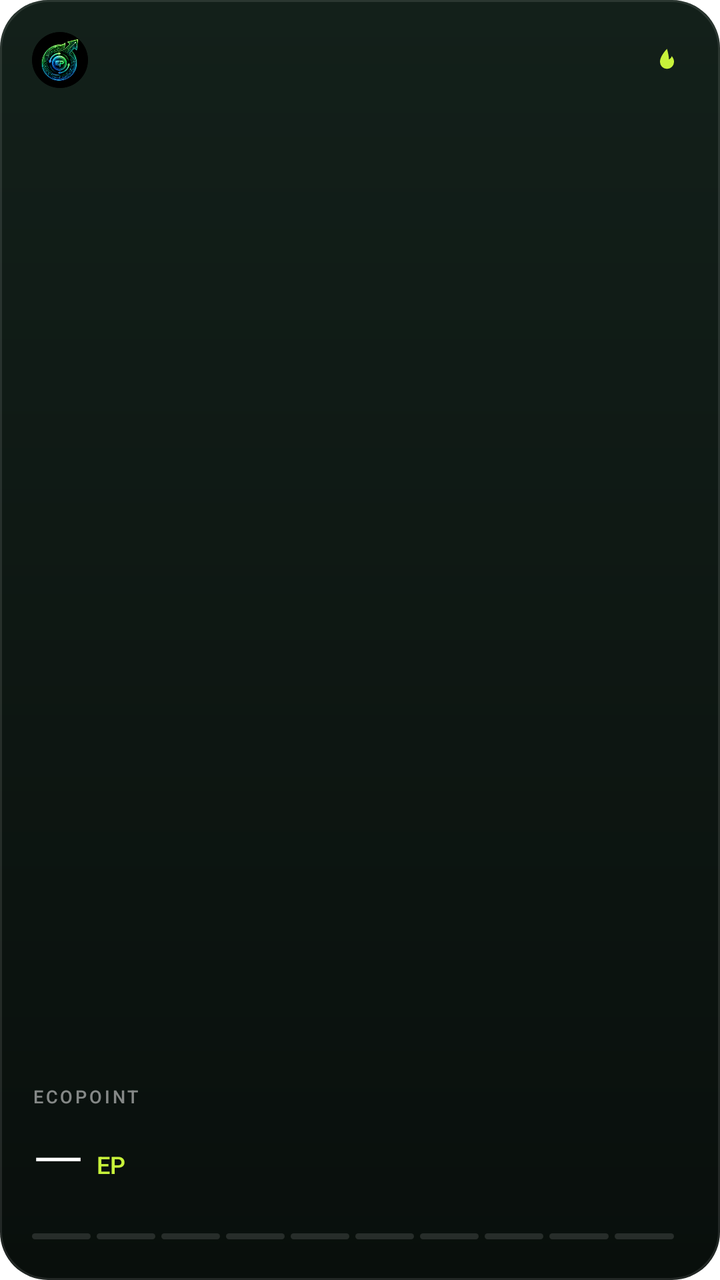
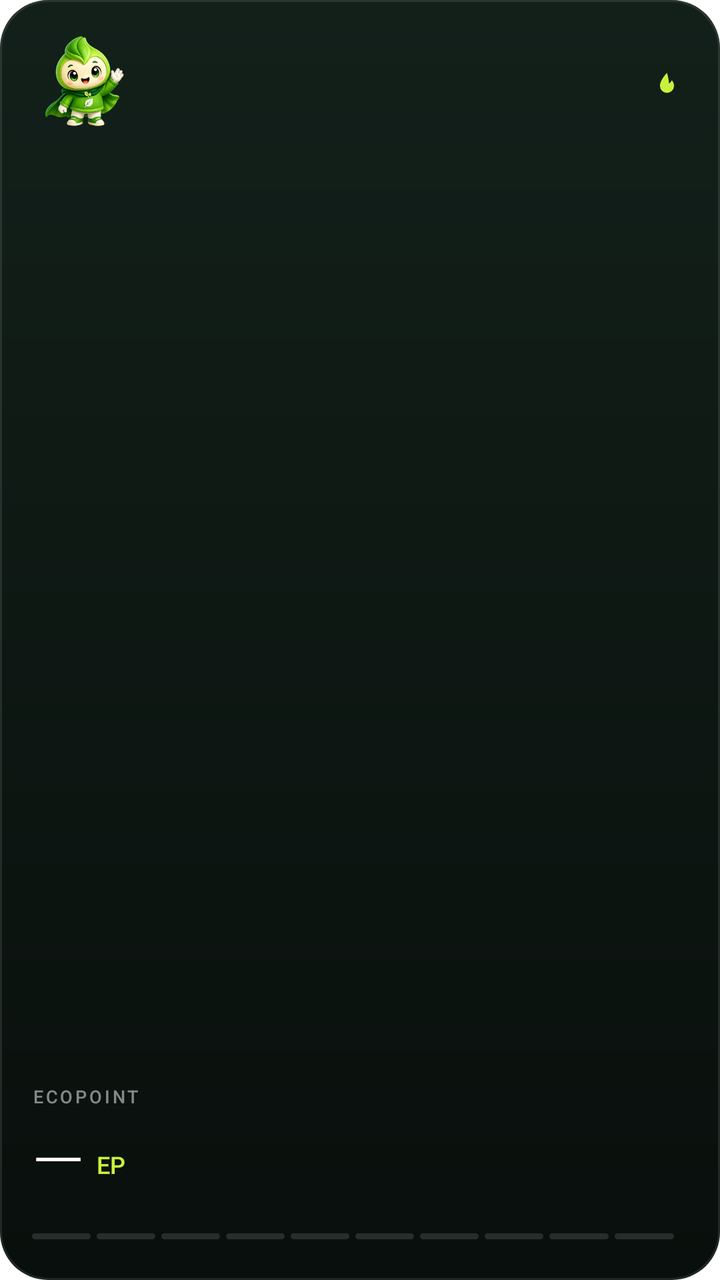

The first picture is an Android layout as it rendered before a commit; the second is the same layout after the commit. The layout source and the unified diff follow.
<!-- AndroidManifest.xml: fallback theme Theme.MaterialComponents.DayNight.NoActionBar -->
<!-- res/layout/ep_widget_s.xml -->
<?xml version="1.0" encoding="utf-8"?>
<FrameLayout xmlns:android="http://schemas.android.com/apk/res/android"
    android:id="@+id/ep_widget_root"
    android:layout_width="match_parent"
    android:layout_height="match_parent"
    android:background="@drawable/ep_widget_bg">

    <LinearLayout
        android:layout_width="match_parent"
        android:layout_height="match_parent"
        android:orientation="vertical"
        android:padding="16dp">

            <LinearLayout
                android:layout_width="match_parent"
                android:layout_height="wrap_content"
                android:gravity="center_vertical"
                android:orientation="horizontal">
                <ImageView
                android:layout_width="28dp"
                android:layout_height="28dp"
                android:contentDescription="EcoPoint"
                android:scaleType="fitCenter"
                android:src="@drawable/ep_widget_logo" />
                <TextView
                android:layout_width="0dp"
                android:layout_height="wrap_content"
                android:layout_weight="1"
                android:importantForAccessibility="no"
                android:text="" />
                <LinearLayout
                android:id="@+id/ep_widget_streak_chip"
                android:layout_width="wrap_content"
                android:layout_height="wrap_content"
                android:gravity="center_vertical"
                android:orientation="horizontal">

                <ImageView
                    android:layout_width="13dp"
                    android:layout_height="13dp"
                    android:importantForAccessibility="no"
                    android:id="@+id/ep_widget_flame"
                    android:src="@drawable/ep_widget_flame" />

                <TextView
                    android:id="@+id/ep_widget_streak"
                    android:layout_width="wrap_content"
                    android:layout_height="wrap_content"
                    android:layout_marginStart="4dp"
                    android:fontFamily="sans-serif-medium"
                    android:includeFontPadding="false"
                    android:text=""
                    android:textColor="#E6FFFFFF"
                    android:textSize="14sp" />
            </LinearLayout>
            </LinearLayout>

            <LinearLayout
                android:layout_width="match_parent"
                android:layout_height="0dp"
                android:layout_weight="1"
                android:gravity="bottom"
                android:orientation="vertical">
                <TextView
                android:id="@+id/ep_widget_label"
                android:layout_width="wrap_content"
                android:layout_height="wrap_content"
                
                android:layout_marginStart="0dp"
                android:layout_marginBottom="6dp"
                android:fontFamily="sans-serif-medium"
                android:ellipsize="end"
                android:letterSpacing="0.14"
                android:maxLines="1"
                android:text="EcoPoint"
                android:textAllCaps="true"
                android:textColor="#80FFFFFF"
                android:textSize="9sp" />
                <LinearLayout
                android:layout_width="wrap_content"
                android:layout_height="wrap_content"
                android:gravity="bottom"
                android:orientation="horizontal">

                <TextView
                    android:id="@+id/ep_widget_balance"
                    android:layout_width="wrap_content"
                    android:layout_height="wrap_content"
                    android:fontFamily="sans-serif-light"
                    android:includeFontPadding="false"
                    android:maxLines="1"
                    android:text="—"
                    android:textColor="#FFFFFFFF"
                    android:textSize="34sp" />

                <TextView
                    android:id="@+id/ep_widget_unit"
                    android:layout_width="wrap_content"
                    android:layout_height="wrap_content"
                    android:layout_marginStart="6dp"
                    android:layout_marginBottom="5dp"
                    android:fontFamily="sans-serif-medium"
                    android:includeFontPadding="false"
                    android:text="EP"
                    android:textColor="#FFC8F23A"
                    android:textSize="12sp" />
            </LinearLayout>
                <LinearLayout
                android:id="@+id/ep_widget_bar_row"
                android:layout_width="match_parent"
                android:layout_height="wrap_content"
                android:layout_marginTop="12dp"
                android:gravity="center_vertical"
                android:orientation="horizontal">

                <LinearLayout
                    android:layout_width="0dp"
                    android:layout_height="wrap_content"
                    android:layout_weight="1"
                    android:orientation="horizontal">
                    <FrameLayout
                        android:layout_width="0dp"
                        android:layout_height="3dp"
                        android:layout_marginEnd="3dp"
                        android:layout_weight="1"
                        android:background="@drawable/ep_widget_seg_off">
                        <LinearLayout
                            android:id="@+id/ep_widget_seg_0"
                            android:layout_width="match_parent"
                            android:layout_height="match_parent"
                            android:background="@drawable/ep_widget_seg_on"
                            android:visibility="gone" />
                    </FrameLayout>
                    <FrameLayout
                        android:layout_width="0dp"
                        android:layout_height="3dp"
                        android:layout_marginEnd="3dp"
                        android:layout_weight="1"
                        android:background="@drawable/ep_widget_seg_off">
                        <LinearLayout
                            android:id="@+id/ep_widget_seg_1"
                            android:layout_width="match_parent"
                            android:layout_height="match_parent"
                            android:background="@drawable/ep_widget_seg_on"
                            android:visibility="gone" />
                    </FrameLayout>
                    <FrameLayout
                        android:layout_width="0dp"
                        android:layout_height="3dp"
                        android:layout_marginEnd="3dp"
                        android:layout_weight="1"
                        android:background="@drawable/ep_widget_seg_off">
                        <LinearLayout
                            android:id="@+id/ep_widget_seg_2"
                            android:layout_width="match_parent"
                            android:layout_height="match_parent"
                            android:background="@drawable/ep_widget_seg_on"
                            android:visibility="gone" />
                    </FrameLayout>
                    <FrameLayout
                        android:layout_width="0dp"
                        android:layout_height="3dp"
                        android:layout_marginEnd="3dp"
                        android:layout_weight="1"
                        android:background="@drawable/ep_widget_seg_off">
                        <LinearLayout
                            android:id="@+id/ep_widget_seg_3"
                            android:layout_width="match_parent"
                            android:layout_height="match_parent"
                            android:background="@drawable/ep_widget_seg_on"
                            android:visibility="gone" />
                    </FrameLayout>
                    <FrameLayout
                        android:layout_width="0dp"
                        android:layout_height="3dp"
                        android:layout_marginEnd="3dp"
                        android:layout_weight="1"
                        android:background="@drawable/ep_widget_seg_off">
                        <LinearLayout
                            android:id="@+id/ep_widget_seg_4"
                            android:layout_width="match_parent"
                            android:layout_height="match_parent"
                            android:background="@drawable/ep_widget_seg_on"
                            android:visibility="gone" />
                    </FrameLayout>
                    <FrameLayout
                        android:layout_width="0dp"
                        android:layout_height="3dp"
                        android:layout_marginEnd="3dp"
                        android:layout_weight="1"
                        android:background="@drawable/ep_widget_seg_off">
                        <LinearLayout
                            android:id="@+id/ep_widget_seg_5"
                            android:layout_width="match_parent"
                            android:layout_height="match_parent"
                            android:background="@drawable/ep_widget_seg_on"
                            android:visibility="gone" />
                    </FrameLayout>
                    <FrameLayout
                        android:layout_width="0dp"
                        android:layout_height="3dp"
                        android:layout_marginEnd="3dp"
                        android:layout_weight="1"
                        android:background="@drawable/ep_widget_seg_off">
                        <LinearLayout
                            android:id="@+id/ep_widget_seg_6"
                            android:layout_width="match_parent"
                            android:layout_height="match_parent"
                            android:background="@drawable/ep_widget_seg_on"
                            android:visibility="gone" />
                    </FrameLayout>
                    <FrameLayout
                        android:layout_width="0dp"
                        android:layout_height="3dp"
                        android:layout_marginEnd="3dp"
                        android:layout_weight="1"
                        android:background="@drawable/ep_widget_seg_off">
                        <LinearLayout
                            android:id="@+id/ep_widget_seg_7"
                            android:layout_width="match_parent"
                            android:layout_height="match_parent"
                            android:background="@drawable/ep_widget_seg_on"
                            android:visibility="gone" />
                    </FrameLayout>
                    <FrameLayout
                        android:layout_width="0dp"
                        android:layout_height="3dp"
                        android:layout_marginEnd="3dp"
                        android:layout_weight="1"
                        android:background="@drawable/ep_widget_seg_off">
                        <LinearLayout
                            android:id="@+id/ep_widget_seg_8"
                            android:layout_width="match_parent"
                            android:layout_height="match_parent"
                            android:background="@drawable/ep_widget_seg_on"
                            android:visibility="gone" />
                    </FrameLayout>
                    <FrameLayout
                        android:layout_width="0dp"
                        android:layout_height="3dp"
                        android:layout_marginEnd="3dp"
                        android:layout_weight="1"
                        android:background="@drawable/ep_widget_seg_off">
                        <LinearLayout
                            android:id="@+id/ep_widget_seg_9"
                            android:layout_width="match_parent"
                            android:layout_height="match_parent"
                            android:background="@drawable/ep_widget_seg_on"
                            android:visibility="gone" />
                    </FrameLayout>
                </LinearLayout>

                <TextView
                    android:id="@+id/ep_widget_goal"
                    android:layout_width="wrap_content"
                    android:layout_height="wrap_content"
                    android:layout_marginStart="4dp"
                    android:fontFamily="sans-serif-medium"
                    android:includeFontPadding="false"
                    android:text=""
                    android:textColor="#99FFFFFF"
                    android:textSize="10sp" />
            </LinearLayout>
            </LinearLayout>
    </LinearLayout>
</FrameLayout>
<!-- resources referenced by this layout -->
<resources>
  <!-- drawable ep_widget_bg (drawable) -->
  <?xml version="1.0" encoding="utf-8"?>
  <layer-list xmlns:android="http://schemas.android.com/apk/res/android">
      <item>
          <shape android:shape="rectangle">
              <gradient android:angle="270" android:startColor="#FF13201A" android:endColor="#FF090F0C" />
              <corners android:radius="24dp" />
          </shape>
      </item>
      <item>
          <shape android:shape="rectangle">
              <stroke android:width="1dp" android:color="#1AFFFFFF" />
              <corners android:radius="24dp" />
          </shape>
      </item>
  </layer-list>
  <!-- drawable ep_widget_flame (drawable) -->
  <?xml version="1.0" encoding="utf-8"?>
  <vector xmlns:android="http://schemas.android.com/apk/res/android"
      android:width="24dp"
      android:height="24dp"
      android:viewportWidth="24"
      android:viewportHeight="24">
      <path
          android:fillColor="#FFC8F23A"
          android:pathData="M12,2C12,2 5.5,8.5 5.5,14a6.5,6.5 0 0 0 13,0c0,-2.2 -1,-3.8 -2.1,-5.3c-0.5,1.6 -1.5,2.6 -2.6,3.1C13.8,8.2 12,2 12,2z" />
  </vector>
  <!-- drawable ep_widget_logo: png bitmap (drawable-nodpi, 46098 bytes) -->
  <!-- drawable ep_widget_seg_off (drawable) -->
  <?xml version="1.0" encoding="utf-8"?>
  <shape xmlns:android="http://schemas.android.com/apk/res/android" android:shape="rectangle">
      <solid android:color="#1FFFFFFF" />
      <corners android:radius="2dp" />
  </shape>
  <!-- drawable ep_widget_seg_on (drawable) -->
  <?xml version="1.0" encoding="utf-8"?>
  <shape xmlns:android="http://schemas.android.com/apk/res/android" android:shape="rectangle">
      <solid android:color="#FFC8F23A" />
      <corners android:radius="2dp" />
  </shape>
</resources>

<!-- the commit's change to res/layout/ep_widget_s.xml (unified diff, before → after) -->
@@ -17,11 +17,12 @@
                 android:gravity="center_vertical"
                 android:orientation="horizontal">
                 <ImageView
-                android:layout_width="28dp"
-                android:layout_height="28dp"
-                android:contentDescription="EcoPoint"
+                android:id="@+id/ep_widget_mascot"
+                android:layout_width="52dp"
+                android:layout_height="52dp"
+                android:contentDescription="EcoFriend"
                 android:scaleType="fitCenter"
-                android:src="@drawable/ep_widget_logo" />
+                android:src="@drawable/ecofriend_normal" />
                 <TextView
                 android:layout_width="0dp"
                 android:layout_height="wrap_content"
<!-- resource entries referenced after the edit -->
@@ -1,5 +1,6 @@
 <!-- resources referenced by this layout -->
 <resources>
+  <!-- drawable ecofriend_normal: png bitmap (drawable-nodpi, 64910 bytes) -->
   <!-- drawable ep_widget_bg (drawable) -->
   <?xml version="1.0" encoding="utf-8"?>
   <layer-list xmlns:android="http://schemas.android.com/apk/res/android">
@@ -27,7 +28,6 @@
           android:fillColor="#FFC8F23A"
           android:pathData="M12,2C12,2 5.5,8.5 5.5,14a6.5,6.5 0 0 0 13,0c0,-2.2 -1,-3.8 -2.1,-5.3c-0.5,1.6 -1.5,2.6 -2.6,3.1C13.8,8.2 12,2 12,2z" />
   </vector>
-  <!-- drawable ep_widget_logo: png bitmap (drawable-nodpi, 46098 bytes) -->
   <!-- drawable ep_widget_seg_off (drawable) -->
   <?xml version="1.0" encoding="utf-8"?>
   <shape xmlns:android="http://schemas.android.com/apk/res/android" android:shape="rectangle">
